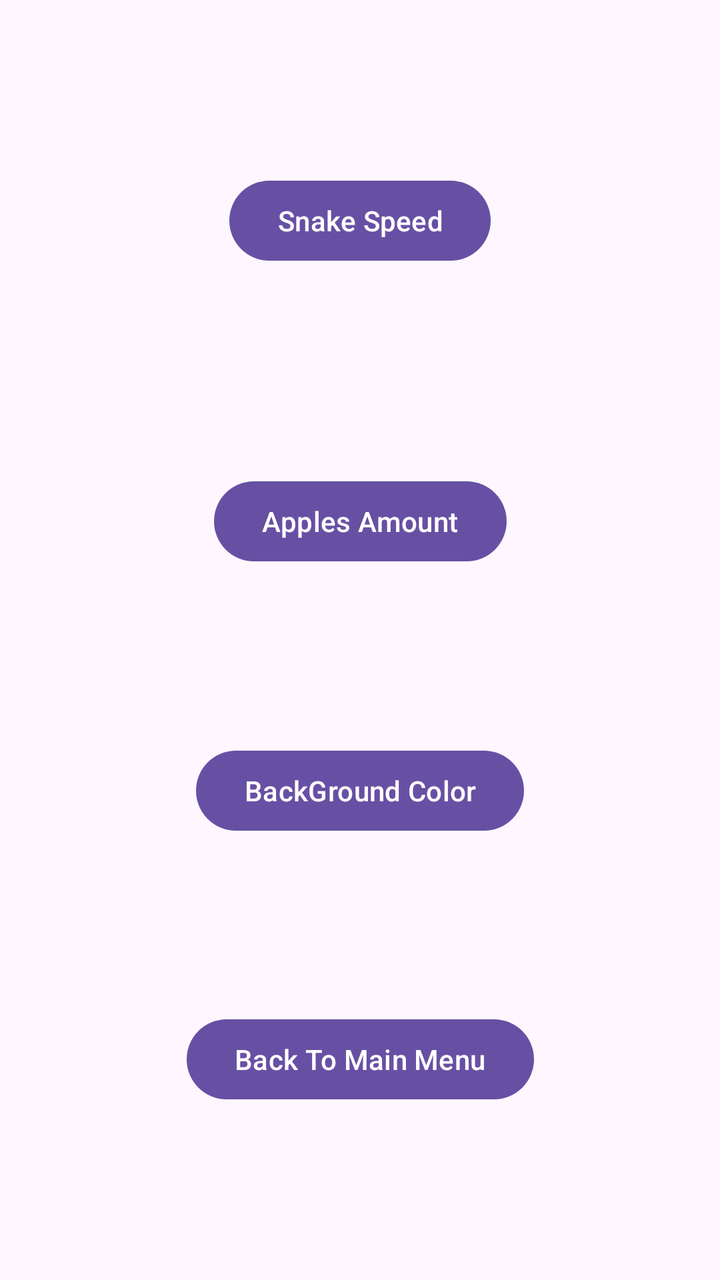
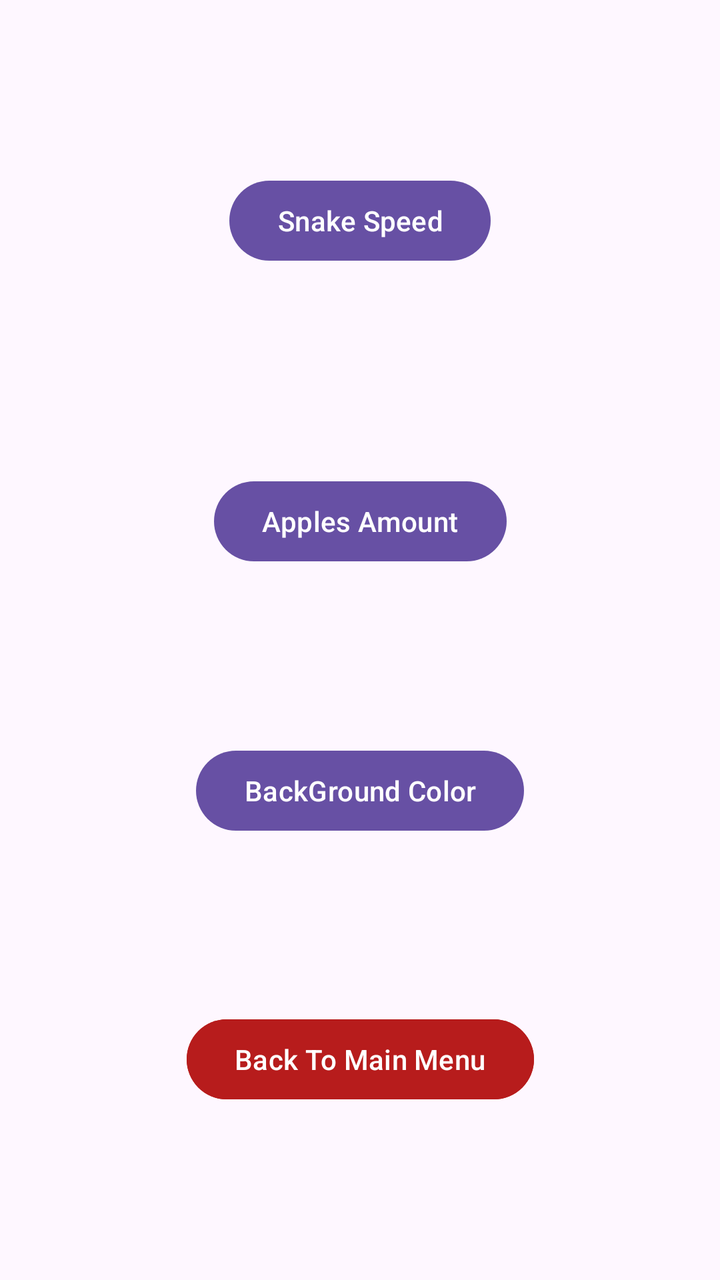

An Android layout rendered at two revisions. The XML below is the earlier revision; the diff shows what the commit changed to produce the second picture.
<!-- AndroidManifest.xml: application theme Theme.Final_Project_Uriya -->
<!-- res/layout/activity_settings.xml -->
<?xml version="1.0" encoding="utf-8"?>
<androidx.constraintlayout.widget.ConstraintLayout xmlns:android="http://schemas.android.com/apk/res/android"
    xmlns:app="http://schemas.android.com/apk/res-auto"
    xmlns:tools="http://schemas.android.com/tools"
    android:id="@+id/main"
    android:layout_width="match_parent"
    android:layout_height="match_parent"
    tools:context=".SettingsActivity">

    <Button
        android:id="@+id/btnSnakeSpeed"
        android:layout_width="wrap_content"
        android:layout_height="wrap_content"
        android:layout_marginBottom="16dp"
        android:text="Snake Speed"
        app:layout_constraintBottom_toTopOf="@+id/btnAppleAmount"
        app:layout_constraintEnd_toEndOf="parent"
        app:layout_constraintStart_toStartOf="parent"
        app:layout_constraintTop_toTopOf="parent" />

    <Button
        android:id="@+id/btnAppleAmount"
        android:layout_width="wrap_content"
        android:layout_height="wrap_content"
        android:text="Apples Amount"
        app:layout_constraintBottom_toTopOf="@+id/btnBgColor"
        app:layout_constraintEnd_toEndOf="parent"
        app:layout_constraintStart_toStartOf="parent"
        app:layout_constraintTop_toBottomOf="@+id/btnSnakeSpeed" />

    <Button
        android:id="@+id/btnBgColor"
        android:layout_width="wrap_content"
        android:layout_height="wrap_content"
        android:text="BackGround Color"
        app:layout_constraintBottom_toTopOf="@+id/btnBackToMainMenuFromSettings"
        app:layout_constraintEnd_toEndOf="parent"
        app:layout_constraintStart_toStartOf="parent"
        app:layout_constraintTop_toBottomOf="@+id/btnAppleAmount" />

    <Button
        android:id="@+id/btnBackToMainMenuFromSettings"
        android:layout_width="wrap_content"
        android:layout_height="wrap_content"
        android:text="Back To Main Menu"
        app:layout_constraintBottom_toBottomOf="parent"
        app:layout_constraintEnd_toEndOf="parent"
        app:layout_constraintStart_toStartOf="parent"
        app:layout_constraintTop_toBottomOf="@+id/btnBgColor" />

</androidx.constraintlayout.widget.ConstraintLayout>
<!-- resources referenced by this layout -->
<resources>
  <style name="Theme.Final_Project_Uriya" parent="Base.Theme.Final_Project_Uriya" />
  <style name="Base.Theme.Final_Project_Uriya" parent="Theme.Material3.DayNight.NoActionBar">
          
          
      </style>
</resources>

<!-- the commit's change to res/layout/activity_settings.xml (unified diff, before → after) -->
@@ -46,6 +46,7 @@
         app:layout_constraintBottom_toBottomOf="parent"
         app:layout_constraintEnd_toEndOf="parent"
         app:layout_constraintStart_toStartOf="parent"
-        app:layout_constraintTop_toBottomOf="@+id/btnBgColor" />
+        app:layout_constraintTop_toBottomOf="@+id/btnBgColor"
+        style="@style/BackButtonStyle"/>
 
 </androidx.constraintlayout.widget.ConstraintLayout>
<!-- resource entries referenced after the edit -->
@@ -1,6 +1,11 @@
 <!-- resources referenced by this layout -->
 <resources>
+  <style name="BackButtonStyle">
+          <item name="android:backgroundTint">@color/back_red</item>
+          <item name="android:textColor">@android:color/white</item>
+      </style>
   <style name="Theme.Final_Project_Uriya" parent="Base.Theme.Final_Project_Uriya" />
+  <color name="back_red">#B71C1C</color>
   <style name="Base.Theme.Final_Project_Uriya" parent="Theme.Material3.DayNight.NoActionBar">
           
           
